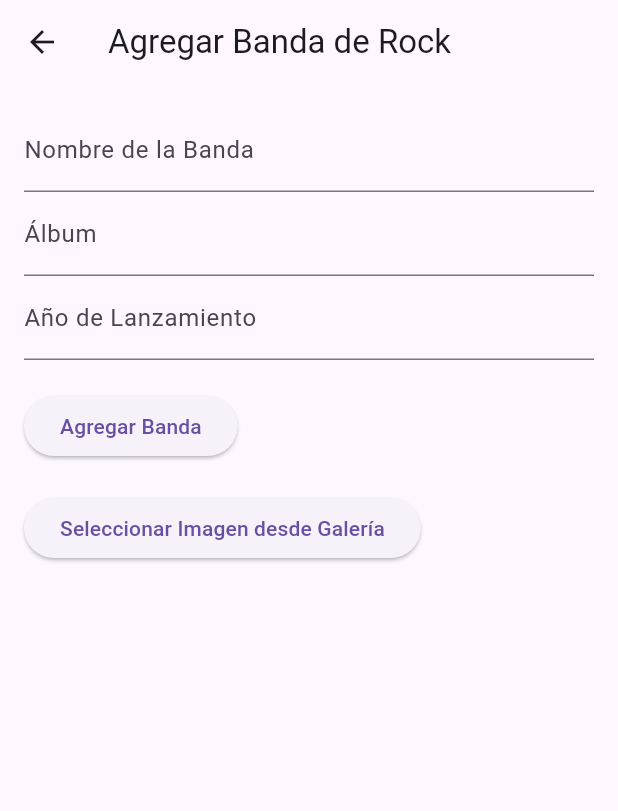
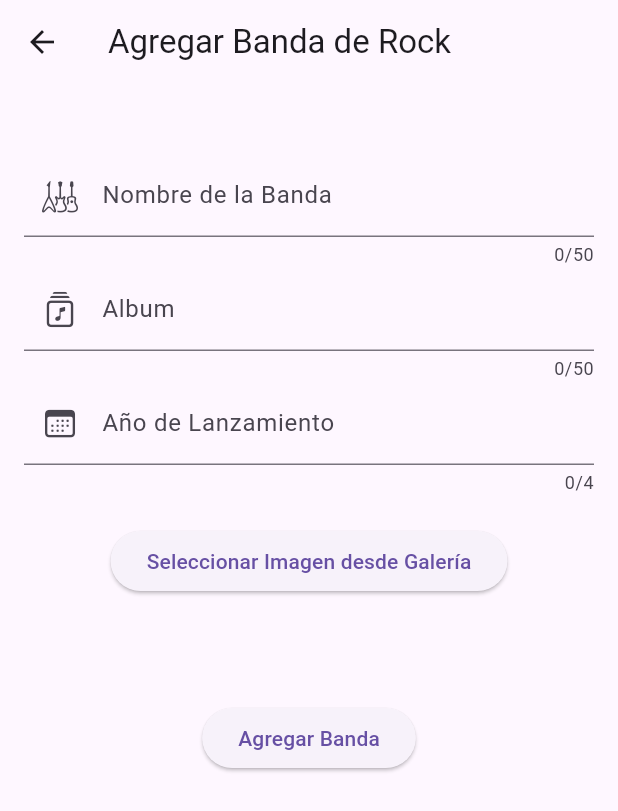
Before and after one commit to JohanPCruz/IS513-I-PAC-2024-TAREAS, a Flutter app: the screen it shows after launch, after a tap on "Agregar banda de Rock", on a phone screen of 412 x 824 dp. Shown: the top 811 px of the screen. Run offline on Flutter 3.47's test engine with Material 3 defaults, Android fonts, the phone set to English and light mode, and no system bars; our stand-ins replace cloud_firestore, firebase_core, firebase_storage, image_picker; accounts and stored records are empty.

Commit message:
Correccion detalles #1

```diff
--- a/tarea_3.2/votaciones_bandas/lib/add_band_screen.dart
+++ b/tarea_3.2/votaciones_bandas/lib/add_band_screen.dart
@@ -1,12 +1,19 @@
+import 'package:flutter/cupertino.dart';
 import 'package:flutter/material.dart';
 import 'package:cloud_firestore/cloud_firestore.dart';
 import 'package:firebase_storage/firebase_storage.dart';
 import 'package:image_picker/image_picker.dart';
 import 'dart:io';
 import 'voting_screen.dart';
+import 'package:votaciones_bandas/optimization/input_data.dart';
 
 
-class AddBandScreen extends StatelessWidget {
+class AddBandScreen extends StatefulWidget {
+  @override
+  _AddBandScreenState createState() => _AddBandScreenState();
+}
+
+class _AddBandScreenState extends State{
   final TextEditingController nameController = TextEditingController();
   final TextEditingController albumController = TextEditingController();
   final TextEditingController yearController = TextEditingController();
@@ -35,9 +42,7 @@ void _addBand(BuildContext context) async {
         context,
         MaterialPageRoute(builder: (context) => VotingScreen()),
       );
-    }).catchError((error) => print("Error al añadir banda: $error"));
-  } else {
-    print('No se ha seleccionado ninguna imagen.');
+    });
   }
 }
 
@@ -45,7 +50,9 @@ void _addBand(BuildContext context) async {
 Future<void> _getImageFromGallery() async {
     final pickedFile = await _picker.pickImage(source: ImageSource.gallery);
     if (pickedFile != null) {
+      setState(() {
         _imageFile = File(pickedFile.path);
+      });
     }
   }
 
@@ -56,34 +63,71 @@ Future<void> _getImageFromGallery() async {
       appBar: AppBar(
         title: Text('Agregar Banda de Rock'),
       ),
-      body: Padding(
+      body: SingleChildScrollView(
+        child: Padding(
           padding: EdgeInsets.all(16.0),
           child: Column(
             crossAxisAlignment: CrossAxisAlignment.start,
             children: [
-            TextField(
+              Center(
+                child: Visibility(
+                  visible: _imageFile != null,
+                  child: Container(
+                    width: 200,
+                    height: 200,
+                    decoration: BoxDecoration(
+                      border: Border.all(
+                        color: Colors.grey,
+                        width: 1.0,
+                      ),
+                    ),
+                    child: _imageFile != null
+                        ? Image.file(
+                            _imageFile!,
+                            fit: BoxFit.cover,
+                          )
+                        : SizedBox(),
+                  ),
+                ),
+              ),
+              SizedBox(height: 30),
+              CustomInputData(
                 controller: nameController,
-              decoration: InputDecoration(labelText: 'Nombre de la Banda'),
+                labelText: 'Nombre de la Banda',
+                prefixIcon: CupertinoIcons.guitars,
+                maxLength: 50,
+                keyboardType: TextInputType.text,
               ),
-            TextField(
+              CustomInputData(
                 controller: albumController,
-              decoration: InputDecoration(labelText: 'Álbum'),
+                labelText: 'Album',
+                prefixIcon: CupertinoIcons.music_albums,
+                maxLength: 50,
+                keyboardType: TextInputType.text,
               ),
-            TextField(
+              CustomInputData(
                 controller: yearController,
-              decoration: InputDecoration(labelText: 'Año de Lanzamiento'),
+                labelText: 'Año de Lanzamiento',
+                prefixIcon: CupertinoIcons.calendar,
+                maxLength: 4,
+                keyboardType: TextInputType.datetime,
               ),
               SizedBox(height: 20),
-            ElevatedButton(
+              Center(
+                child: ElevatedButton(
+                  onPressed: _getImageFromGallery,
+                  child: Text('Seleccionar Imagen desde Galería'),
+                ),
+              ),
+              SizedBox(height: 70),
+              Center(
+                child: ElevatedButton(
                   onPressed: () => _addBand(context),
                   child: Text('Agregar Banda'),
               ),
-            SizedBox(height: 20),
-            ElevatedButton(
-            onPressed: _getImageFromGallery,
-            child: Text('Seleccionar Imagen desde Galería'),
+              )
+            ],
           ),
-          ],
         ),
       ),
     );
--- a/tarea_3.2/votaciones_bandas/lib/main_screen.dart
+++ b/tarea_3.2/votaciones_bandas/lib/main_screen.dart
@@ -20,18 +20,33 @@ class MainScreen extends StatelessWidget {
   Widget build(BuildContext context) {
     return Scaffold(
       appBar: AppBar(
-        title: Text('Votaciones de Bandas de Rock'),
+        toolbarHeight: 150,
+        title: Center(
+          child: Text(
+            'Votaciones de Bandas de Rock',
+            style: TextStyle(
+              fontWeight: FontWeight.bold,
+              fontSize: 26),
+            )
           ),
-      body: Center(
+      ),
+      body: SingleChildScrollView(
+        child: Column(
+          children: [
+            SizedBox(height: 10),
+            Center(
               child: Column(
                 mainAxisAlignment: MainAxisAlignment.center,
                 children: [
-            Image.asset(
-              'assets/images/rock.png',
+                  ClipRRect(
+                    borderRadius: BorderRadius.circular(10.0),
+                    child: Image.asset(
+                      'assets/images/rock.jpeg',
                       width: 300,
                       height: 300,
                     ),
-            SizedBox(height: 200),
+                  ),
+                  SizedBox(height: 70),
                   ElevatedButton(
                     onPressed: () {
                       Navigator.push(
@@ -54,6 +69,9 @@ class MainScreen extends StatelessWidget {
                 ],
               ),
             ),
+          ],
+        ),
+      ),
     );
   }
 }
--- /dev/null
+++ b/tarea_3.2/votaciones_bandas/lib/optimization/input_data.dart
@@ -0,0 +1,38 @@
+import 'package:flutter/material.dart';
+
+
+class CustomInputData extends StatefulWidget {
+  const CustomInputData({
+    super.key,
+    required this.controller,
+    required this.labelText,
+    required this.prefixIcon,
+    this.maxLength = 50,
+    this.keyboardType = TextInputType.text,
+  });
+
+  final TextEditingController controller;
+  final String labelText;
+  final IconData prefixIcon;
+  final int  maxLength;
+  final TextInputType keyboardType;
+
+  @override
+  State<CustomInputData> createState() => _CustomInputDataState();
+}
+
+class _CustomInputDataState extends State<CustomInputData> {
+
+  @override
+  Widget build(BuildContext context) {
+    return TextField(
+      controller: widget.controller,
+      maxLength: widget.maxLength,
+      keyboardType: widget.keyboardType,
+      decoration: InputDecoration(
+        labelText: widget.labelText,
+        prefixIcon: Icon(widget.prefixIcon),
+        ),
+      );
+  }
+}
--- a/tarea_3.2/votaciones_bandas/lib/voting_screen.dart
+++ b/tarea_3.2/votaciones_bandas/lib/voting_screen.dart
@@ -8,7 +8,8 @@ class VotingScreen extends StatelessWidget {
       appBar: AppBar(
         title: Text('Votaciones'),
       ),
-      body: StreamBuilder(
+      body: SingleChildScrollView(
+        child: StreamBuilder(
           stream: FirebaseFirestore.instance.collection('bands').snapshots(),
           builder: (BuildContext context, AsyncSnapshot<QuerySnapshot> snapshot) {
             if (snapshot.hasError) {
@@ -57,6 +58,7 @@ class VotingScreen extends StatelessWidget {
             );
           },
         ),
+      ),
     );
   }
 }
```
Also changed, not shown: tarea_3.2/votaciones_bandas/assets/images/rock.jpeg (added). Lines whose indentation alone changed are shown as unchanged.
